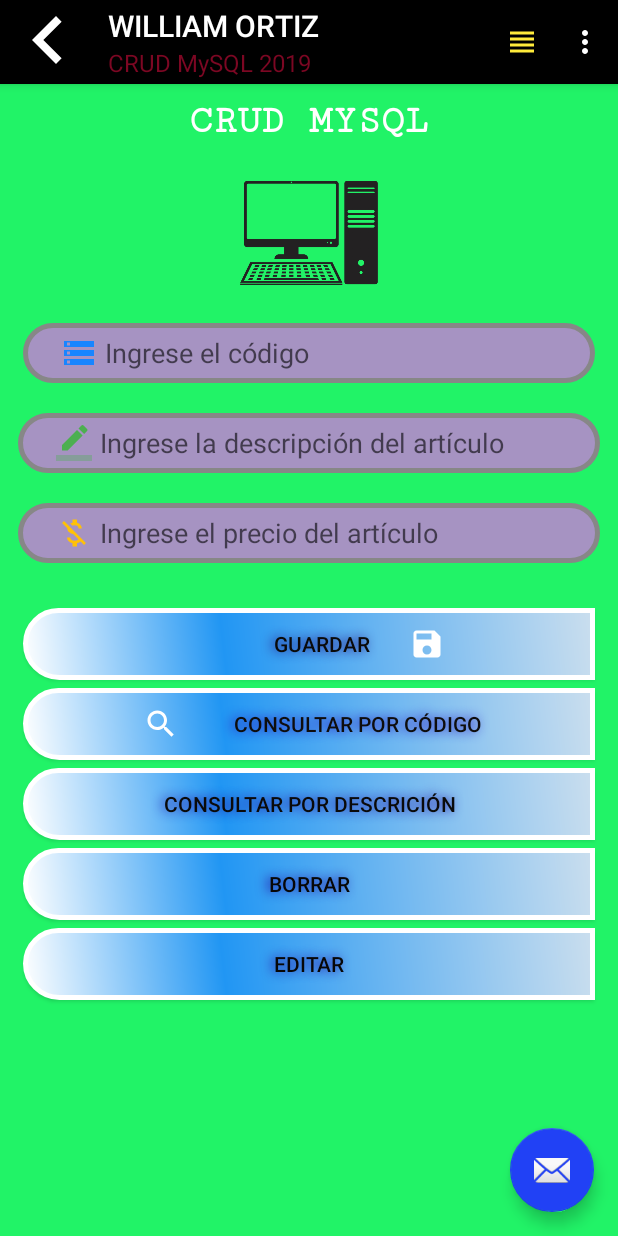
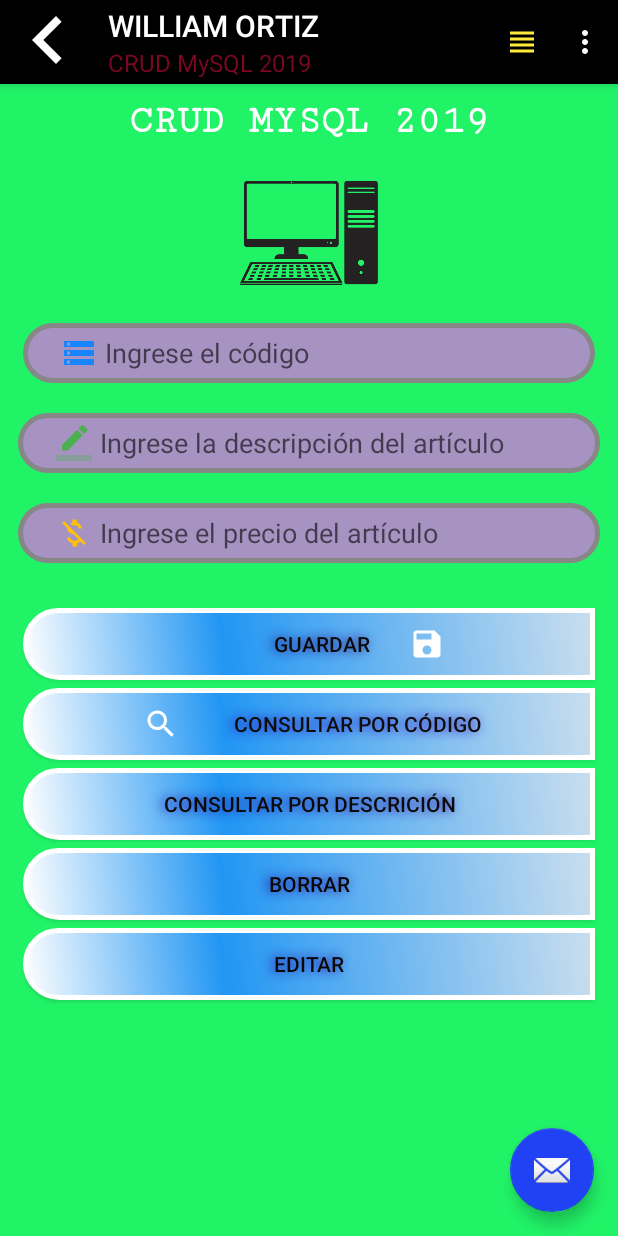
Before and after one commit to william05913/MySQL, an Android app: the screen it shows after launch (MainActivity), on a phone screen of 412 x 824 dp. Run offline under Robolectric (Android 15) with nearby library versions, the phone set to English and light mode, and no system bars; our stand-ins replace Volley.

```diff
--- a/app/src/main/res/layout/content_main.xml
+++ b/app/src/main/res/layout/content_main.xml
@@ -16,7 +16,7 @@
         android:layout_height="wrap_content"
         android:layout_marginTop="10dp"
         android:fontFamily="serif-monospace"
-        android:text="CRUD MYSQL"
+        android:text="CRUD MYSQL 2019"
         android:textAlignment="center"
         android:textColor="#FFFFFF"
         android:textSize="26dp"
```
